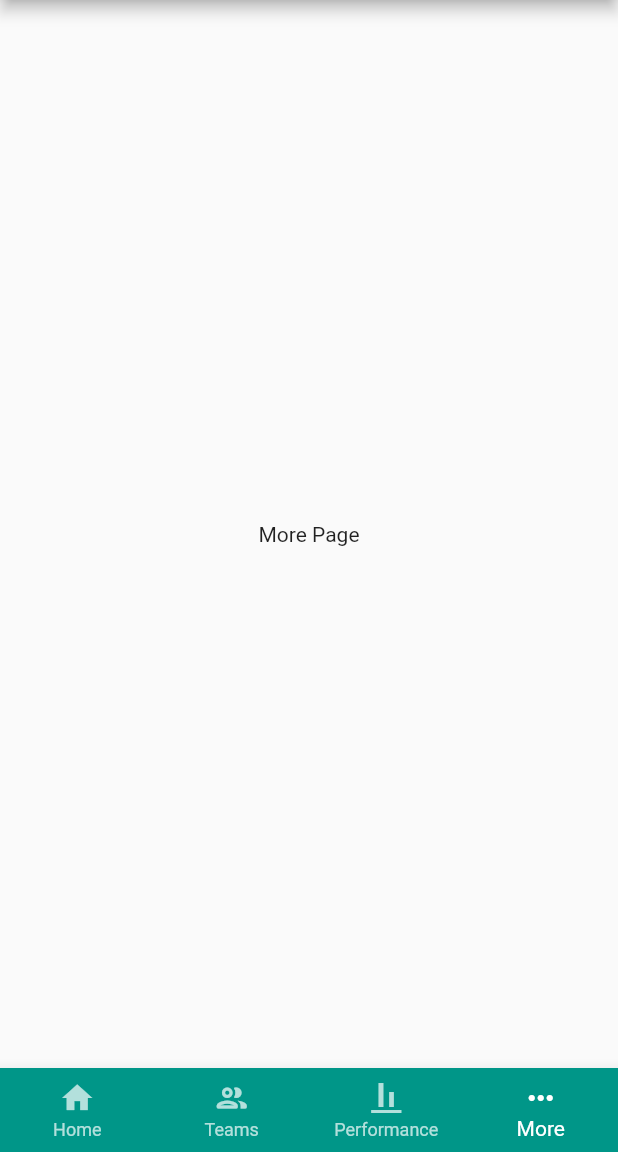
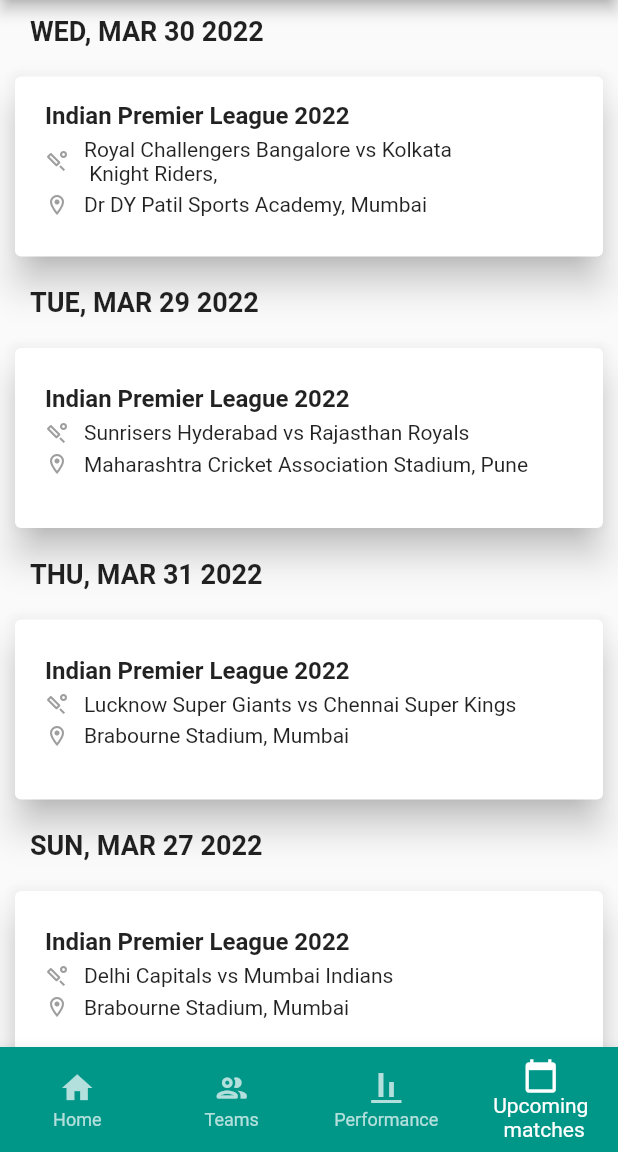
Before and after one commit to gpslakshan/TeamCric, a Flutter app: the screen it shows after launch, item 4 of the bottom bar chosen, on a phone screen of 412 x 824 dp, the part 84-1236 px from its top. Run offline on Flutter 3.47's test engine with Material 2 defaults, Android fonts, the phone set to English and light mode, and no system bars; drawn by our look-alikes of grouped_list; our stand-ins replace cloud_firestore, firebase_core, timeago; accounts and stored records are empty; network calls fail.

Commit message:
Designed the Upcoming matches screen

```diff
--- a/lib/main.dart
+++ b/lib/main.dart
@@ -3,7 +3,7 @@
 import 'package:flutter/material.dart';
 import 'package:firebase_core/firebase_core.dart';
 
-import 'widgets/more_screen.dart';
+import 'widgets/upcoming_matches.dart';
 import 'widgets/fixtures_screen.dart';
 import 'widgets/squad_predicions.dart';
 import 'widgets/teams_screen.dart';
@@ -44,7 +44,7 @@ class _HomepageState extends State<Homepage> {
     FixtureScreen(),
     TeamsScreen(),
     Playing11PredictionScreen(),
-    MoreScreen(),
+    UpcomingMatches(),
   ];
 
   @override
@@ -74,18 +74,14 @@ class _HomepageState extends State<Homepage> {
                        ""),
                 ),
             ),
-            // ListTile(
-            //   leading: Icons(Icons.person),
-            //   title: Text(email),
-            //
-            // )
-
           ],
         ),
       ),
 
 
-      bottomNavigationBar: BottomNavigationBar(
+      bottomNavigationBar: SizedBox(
+        height: 70,
+        child: BottomNavigationBar(
           type: BottomNavigationBarType.fixed,
           backgroundColor: Colors.teal,
           selectedItemColor: Colors.white,
@@ -106,10 +102,11 @@ class _HomepageState extends State<Homepage> {
               label: 'Performance',
             ),
             BottomNavigationBarItem(
-            icon: Icon(Icons.more_horiz),
-            label: 'More',
+              icon: Icon(Icons.calendar_today),
+              label: 'Upcoming\n  matches',
             ),
           ],
+        ),
       ),
     );
   }
--- a/lib/widgets/fixtures_screen.dart
+++ b/lib/widgets/fixtures_screen.dart
@@ -74,7 +74,7 @@ class _FixtureScreenState extends State<FixtureScreen> {
                     ),
                   ),
                   SizedBox(
-                    height: 235,
+                    height: 220,
                     child: StreamBuilder<List<News>>(
                       stream: readNews(),
                       builder: (context, snapshot) {
--- a/lib/widgets/more_screen.dart
+++ /dev/null
@@ -1,14 +0,0 @@
-// ignore_for_file: prefer_const_constructors
-
-import 'package:flutter/material.dart';
-
-class MoreScreen extends StatelessWidget {
-  const MoreScreen({Key? key}) : super(key: key);
-
-  @override
-  Widget build(BuildContext context) {
-    return Center(
-      child: Text('More Page'),
-    );
-  }
-}
--- a/lib/widgets/squad_predicions.dart
+++ b/lib/widgets/squad_predicions.dart
@@ -95,7 +95,7 @@ class _Playing11PredictionScreenState extends State<Playing11PredictionScreen>
                         ),
                       ),
 
-                      //Batting Tab
+                      //Batting Tab+
                       Container(
                         margin: EdgeInsets.symmetric(vertical: 10),
                         padding:
--- /dev/null
+++ b/lib/widgets/upcoming_matches.dart
@@ -0,0 +1,159 @@
+// ignore_for_file: prefer_const_constructors
+
+import 'package:flutter/cupertino.dart';
+import 'package:flutter/material.dart';
+import 'package:grouped_list/grouped_list.dart';
+List _Data =[
+  {
+    "albumId": 1,
+    "id": 1,
+    "title": "Indian Premier League 2022",
+    "teams" : 'Chennai Super Kings vs Kolkata Knight Riders',
+    "date" : "SAT, MAR 26 2022",
+    "group" : "Wankhede Stadium, Mumbai",
+  },
+  {
+    "albumId": 1,
+    "id": 2,
+    "title": "Indian Premier League 2022",
+    "teams" : 'Delhi Capitals vs Mumbai Indians',
+    "date" : "SUN, MAR 27 2022",
+    "group" : "Brabourne Stadium, Mumbai",
+  },
+  {
+    "albumId": 1,
+    "id": 3,
+    "title": "Indian Premier League 2022",
+    "teams" : 'Gujarat Titans vs Lucknow Super Giants',
+    "date" : "MON, MAR 28 2022",
+    "group" : "Wankhede Stadium, Mumbai",
+  },
+  {
+    "albumId": 1,
+    "id": 4,
+    "title": "Indian Premier League 2022",
+    "teams" : 'Sunrisers Hyderabad vs Rajasthan Royals',
+    "date" : "TUE, MAR 29 2022",
+    "group" : "Maharashtra Cricket Association Stadium, Pune",
+  },
+  {
+    "albumId": 1,
+    "id": 5,
+    "title": "Indian Premier League 2022",
+    "teams" : 'Royal Challengers Bangalore vs Kolkata\n Knight Riders,',
+    "date" : "WED, MAR 30 2022",
+    "group" : "Dr DY Patil Sports Academy, Mumbai",
+  },
+  {
+    "albumId": 1,
+    "id": 6,
+    "title": "Indian Premier League 2022",
+    "teams" : 'Lucknow Super Giants vs Chennai Super Kings',
+    "date" : "THU, MAR 31 2022",
+    "group" : "Brabourne Stadium, Mumbai",
+  },
+];
+
+class UpcomingMatches extends StatefulWidget {
+  const UpcomingMatches({Key? key}) : super(key: key);
+
+  @override
+  State<UpcomingMatches> createState() => _UpcomingMatchesState();
+}
+
+class _UpcomingMatchesState extends State<UpcomingMatches> {
+  @override
+  Widget build(BuildContext context) {
+    return Scaffold(
+      body: GroupedListView<dynamic,String>(
+        elements: _Data,
+          groupBy: (element) => element['date'],
+          groupSeparatorBuilder: (groupByValue)=>  Padding(
+            padding: EdgeInsets.all(10),
+            child: Row(
+              children: [
+                Container(
+                  margin: EdgeInsets.only(left: 10,right: 10),
+                  child: Text(
+                    groupByValue,
+                    textAlign: TextAlign.start,
+                    style: TextStyle(fontSize: 18,fontWeight: FontWeight.bold),
+                  ),
+                )
+              ],
+            ),
+          ),
+          itemBuilder: (context, dynamic element) {
+            return Card(
+              elevation: 10,
+              margin: EdgeInsets.symmetric(horizontal: 10,vertical: 10),
+              child: Container(
+                padding: EdgeInsets.all(10),
+                child: Row(
+                  mainAxisAlignment: MainAxisAlignment.center,
+                  crossAxisAlignment: CrossAxisAlignment.center,
+                  children: [
+                    Expanded(flex: 5,child: Container(
+                      height: 100,
+                      padding: EdgeInsets.only(bottom: 10),
+                      child: Column(
+                        mainAxisAlignment: MainAxisAlignment.center,
+                        crossAxisAlignment: CrossAxisAlignment.start,
+                        children: [
+                          Padding(
+                            padding: EdgeInsets.only(left: 10,right:10 ),
+                            child: Text(
+                              element['title'],
+                              style: TextStyle(
+                                fontSize: 16,
+                                fontWeight: FontWeight.bold,
+                              ),
+                              maxLines: 2,
+                              overflow: TextOverflow.ellipsis,
+                            ),
+                          ),
+                          Padding(
+                              padding: EdgeInsets.only(left: 10,right: 10,top: 5),
+                              child: Row(
+                                mainAxisSize: MainAxisSize.max,
+                                mainAxisAlignment: MainAxisAlignment.start,
+                                children: [
+                                  Icon(Icons.sports_cricket_outlined,color: Colors.grey, size: 16,),
+                                  Container(
+                                    margin: EdgeInsets.only(left: 10),
+                                    child: Text('${element['teams']}'),
+                                  )
+                                ],
+                              ),
+                          ),
+                          Padding(
+                            padding: EdgeInsets.only(left: 10,right: 10,top: 5),
+                            child: Row(
+                              mainAxisSize: MainAxisSize.max,
+                              mainAxisAlignment: MainAxisAlignment.start,
+                              children: [
+                                Icon(Icons.location_on_outlined,color: Colors.grey, size: 16,),
+                                Container(
+                                  margin: EdgeInsets.only(left: 10),
+                                  child: Text('${element['group']}'),
+                                )
+                              ],
+                            ),
+                          ),
+                        ],
+                      ),
+                    ),)
+                  ],
+                ),
+              ),
+            );
+
+          },
+          itemComparator: (item1,item2) => item1['title'].compareTo(item2['title']),
+          useStickyGroupSeparators: true, // optional
+          floatingHeader: true, // optional
+          order: GroupedListOrder.DESC
+      ) ,
+    );
+  }
+}
--- a/pubspec.yaml
+++ b/pubspec.yaml
@@ -31,10 +31,13 @@ dependencies:
     sdk: flutter
 
 
+
   # The following adds the Cupertino Icons font to your application.
   # Use with the CupertinoIcons class for iOS style icons.
   cupertino_icons: ^1.0.2
+  grouped_list: ^4.2.0
   async: ^2.8.2
+
 
   cloud_firestore: ^3.1.10
 
```
Also changed, not shown: pubspec.lock. Lines whose indentation alone changed are shown as unchanged.
